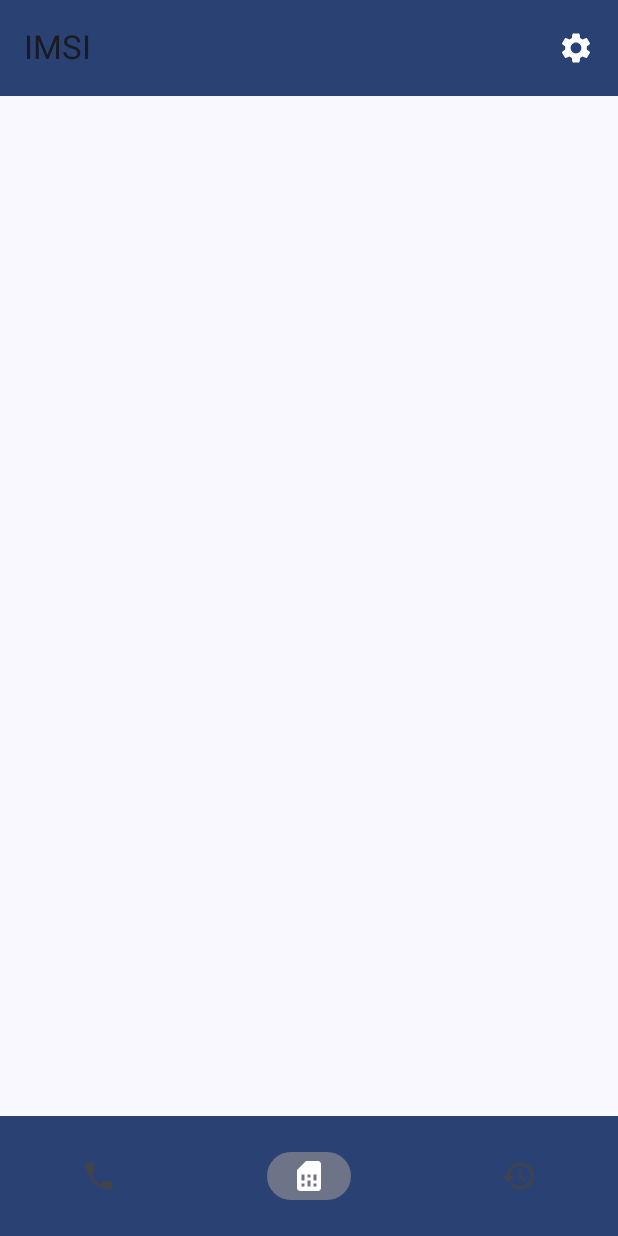
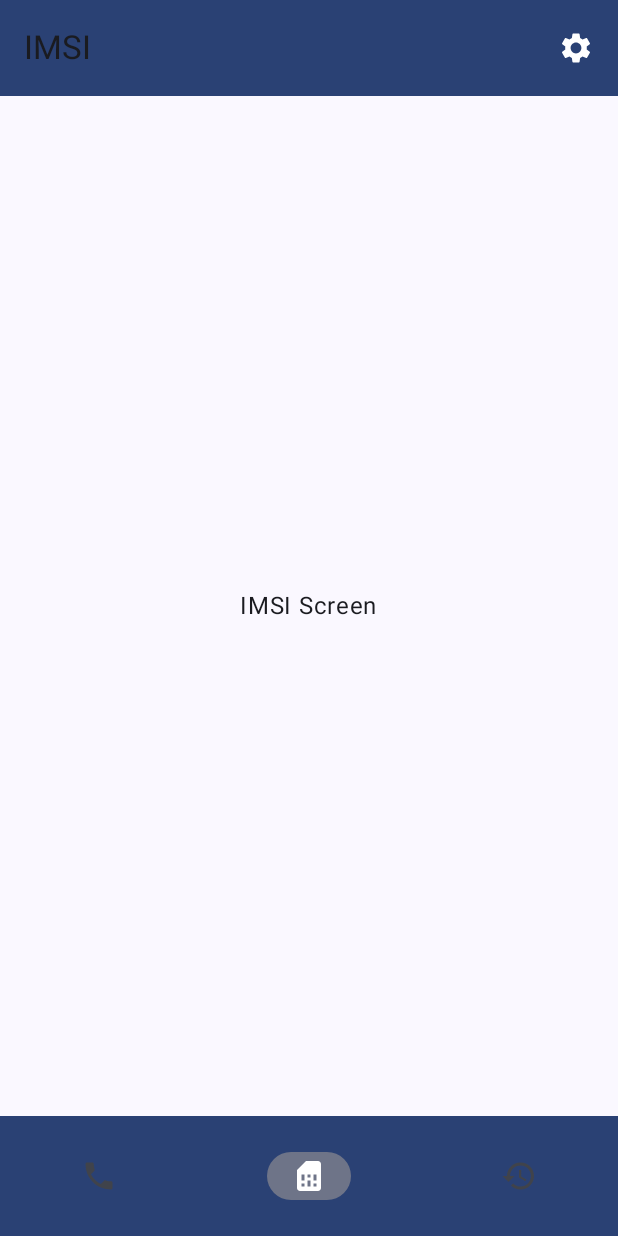
Before and after one commit to Tenshi18/IMEI-IMSI-decoder, an Android app built with Jetpack Compose: the IMSIScreen screen opened through its navigation route, on a phone screen of 412 x 824 dp. Run offline under Robolectric (Android 15) with nearby library versions, the phone set to English and light mode, and no system bars.

Commit message:
+ заглуша с названием экрана

```diff
--- a/app/src/main/java/com/tenshi18/imeiimsidecoder/ui/screens/IMEIScreen.kt
+++ b/app/src/main/java/com/tenshi18/imeiimsidecoder/ui/screens/IMEIScreen.kt
@@ -1,9 +1,15 @@
 package com.tenshi18.imeiimsidecoder.ui.screens
 
+import androidx.compose.foundation.layout.Box
+import androidx.compose.foundation.layout.fillMaxSize
+import androidx.compose.material3.Text
 import androidx.compose.runtime.Composable
+import androidx.compose.ui.Alignment
 import androidx.compose.ui.Modifier
 
 @Composable
 fun IMEIScreen(modifier: Modifier = Modifier) {
-
+    Box(modifier = Modifier.fillMaxSize(), contentAlignment = Alignment.Center) {
+        Text(text = "IMEI Screen")
+    }
 }
--- a/app/src/main/java/com/tenshi18/imeiimsidecoder/ui/screens/IMSIScreen.kt
+++ b/app/src/main/java/com/tenshi18/imeiimsidecoder/ui/screens/IMSIScreen.kt
@@ -1,9 +1,15 @@
 package com.tenshi18.imeiimsidecoder.ui.screens
 
+import androidx.compose.foundation.layout.Box
+import androidx.compose.foundation.layout.fillMaxSize
+import androidx.compose.material3.Text
 import androidx.compose.runtime.Composable
+import androidx.compose.ui.Alignment
 import androidx.compose.ui.Modifier
 
 @Composable
 fun IMSIScreen (modifier: Modifier = Modifier) {
-
+    Box(modifier = Modifier.fillMaxSize(), contentAlignment = Alignment.Center) {
+        Text(text = "IMSI Screen")
+    }
 }
```
